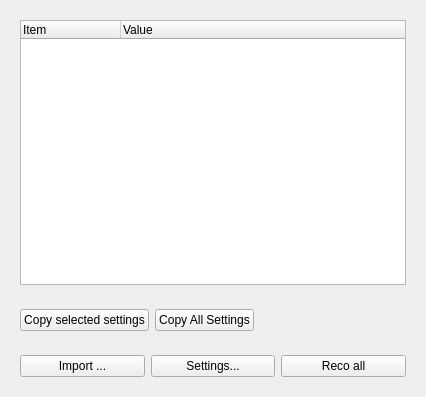
This is DevelopinSandbox/Ui_files/QueeWidget.ui in shahabday/BAMline4CT as Qt 5 draws it before an edit. The edited form follows.
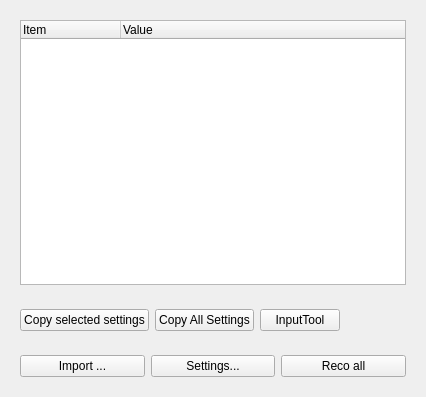
This is the edited form.

Commit message:
reco using manual input of rotation speed
bugs fixed
manual rotation speed input is possible
input tool is implemented

```diff
--- a/DevelopinSandbox/Ui_files/QueeWidget.ui
+++ b/DevelopinSandbox/Ui_files/QueeWidget.ui
@@ -54,6 +54,13 @@
         </property>
        </widget>
       </item>
+      <item>
+       <widget class="QPushButton" name="btn_in_tool">
+        <property name="text">
+         <string>InputTool</string>
+        </property>
+       </widget>
+      </item>
       <item>
        <spacer name="horizontalSpacer">
         <property name="orientation">
```
The commit also changes 101 other files.
